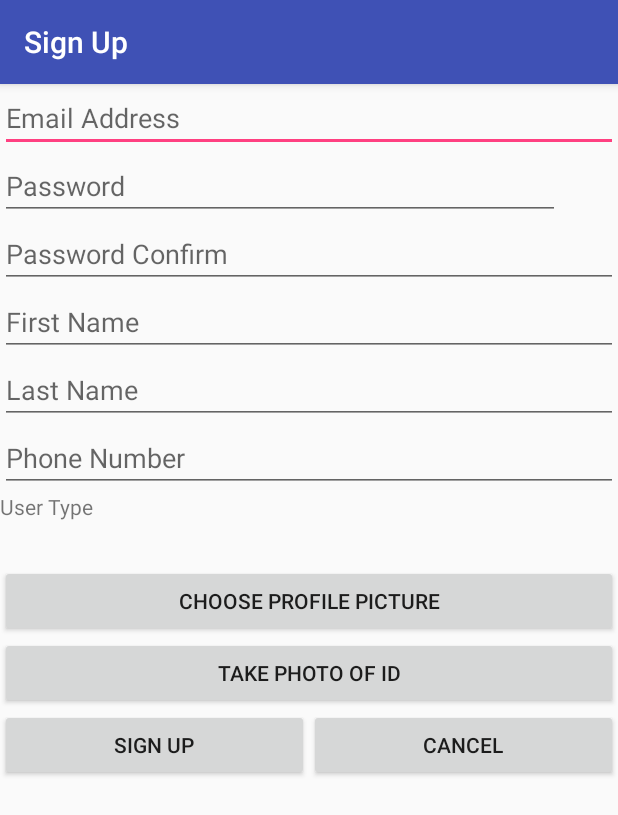
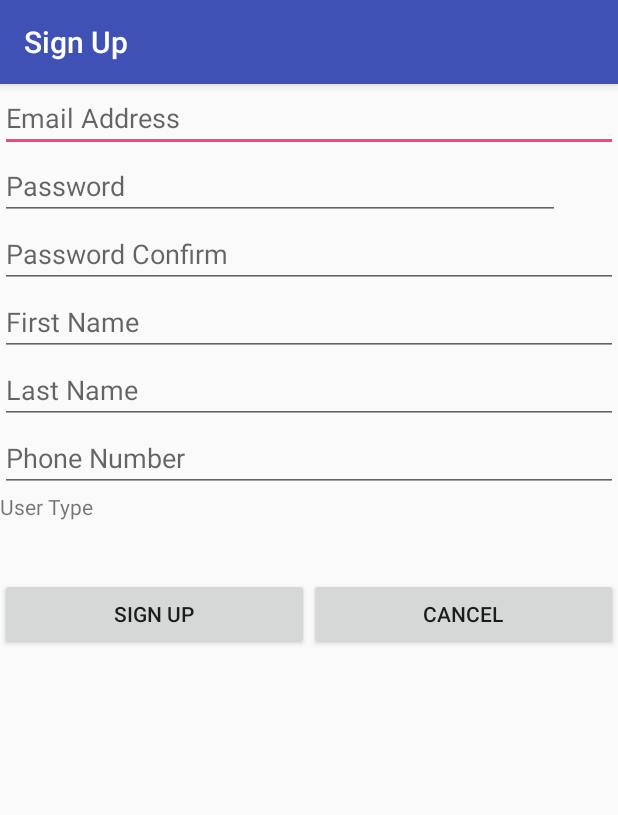
Before and after one commit to baarian13/ParkHere_new, an Android app: the SignUpActivity screen opened directly, with no data from a screen before it, on a phone screen of 412 x 824 dp. Shown: the top 815 px of the screen. Run offline under Robolectric (Android 15) with nearby library versions, the phone set to English and light mode, and no system bars.

Commit message:
Comments out picture-related signup buttons and functions
Disables them neatly.

```diff
--- a/app/src/main/java/com/lazeebear/parkhere/SignUpActivity.java
+++ b/app/src/main/java/com/lazeebear/parkhere/SignUpActivity.java
@@ -50,7 +50,7 @@ public class SignUpActivity extends AppCompatActivity {
         sPasswordRe = (EditText) findViewById(R.id.passwordConfirm_sign_up);
         sPhoneNum = (EditText) findViewById(R.id.phoneNum_sign_up);
 
-        Button sSelectPictureButton = (Button) findViewById(R.id.sign_up_profile_picture_button);
+        /*Button sSelectPictureButton = (Button) findViewById(R.id.sign_up_profile_picture_button);
         sSelectPictureButton.setOnClickListener(new View.OnClickListener() {
             @Override
             public void onClick(View v) {
@@ -67,7 +67,7 @@ public class SignUpActivity extends AppCompatActivity {
                     sendTakePictureIntent();
                 }
             }
-        });
+        });*/
 
         Button sSignInButton = (Button) findViewById(R.id.sign_up_button);
         sSignInButton.setOnClickListener(new View.OnClickListener() {
@@ -88,6 +88,7 @@ public class SignUpActivity extends AppCompatActivity {
         });
     }
 
+    /*
     public void onActivityResult(int requestCode, int resultCode, Intent data) {
         if (resultCode == RESULT_OK) {
             if (requestCode == SELECT_PICTURE) {
@@ -109,12 +110,12 @@ public class SignUpActivity extends AppCompatActivity {
                         Log.i("TAG", "Ioexception while storing the thumbnail of the retrieved photo");
                     }
                 }
-                */
+                * /
                 // to set the image { mImageView.setImageBitmap(imageBitmap); }
             }
         }
     }
-
+    */
     private boolean validationBoxes() {
         // reset errors
         sEmailView.setError(null);
--- a/app/src/main/res/layout/activity_sign_up.xml
+++ b/app/src/main/res/layout/activity_sign_up.xml
@@ -83,7 +83,7 @@
         android:text="User Type"
         android:id="@+id/userType"
         android:layout_weight="0.09" />
-
+<!--
     <Button
         android:id="@+id/sign_up_profile_picture_button"
         android:layout_width="match_parent"
@@ -95,7 +95,7 @@
         android:layout_width="match_parent"
         android:layout_height="wrap_content"
         android:text="@string/take_verification_photo"/>
-
+-->
     <LinearLayout
         android:orientation="horizontal"
         android:layout_width="match_parent"
```
